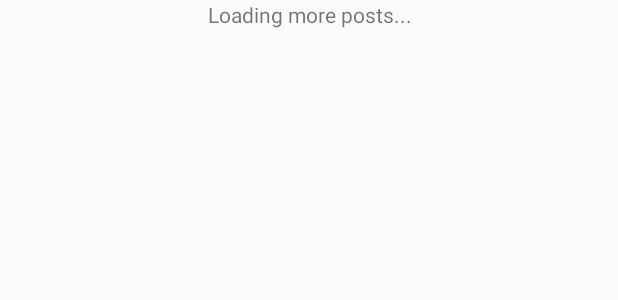
After one commit to involve-it/shiners-android, an Android app: the layout row_posts_loading.xml on its own in the app's theme, with its tools: preview values and no code run, on a phone screen of 412 x 824 dp. The commit adds this screen. Shown: the top 300 px of the screen. Run offline under Robolectric (Android 15) with nearby library versions, the phone set to English and light mode, and no system bars.

Commit message:
auto-load more nearby posts as you scroll down

```diff
--- a/app/src/main/java/com/involveit/shiners/logic/Constants.java
+++ b/app/src/main/java/com/involveit/shiners/logic/Constants.java
@@ -7,6 +7,7 @@ package com.involveit.shiners.logic;
 public class Constants {
     public static class Defaults{
         public static final int DEFAULT_MESSAGES_PAGE = 40;
+        public static final int DEFAULT_POSTS_PAGE = 40;
     }
 
     public static class Tags{
--- /dev/null
+++ b/app/src/main/res/layout/row_posts_loading.xml
@@ -0,0 +1,12 @@
+<?xml version="1.0" encoding="utf-8"?>
+<LinearLayout xmlns:android="http://schemas.android.com/apk/res/android"
+    android:orientation="vertical" android:layout_width="match_parent"
+    android:layout_height="match_parent">
+
+    <TextView
+        android:text="@string/row_posts_loading_label"
+        android:layout_width="match_parent"
+        android:layout_height="wrap_content"
+        android:id="@+id/textView11"
+        android:gravity="center_horizontal" />
+</LinearLayout>
--- a/app/src/main/res/values/strings.xml
+++ b/app/src/main/res/values/strings.xml
@@ -69,4 +69,5 @@
     <string name="btn_label_yes">Yes</string>
     <string name="btl_label_no">No</string>
     <string name="loading_more_messages">Loading more messages...</string>
+    <string name="row_posts_loading_label">Loading more posts...</string>
 </resources>
```
Also changed, not shown: app/src/main/java/com/involveit/shiners/Logic/Objects/Post.java (+9 -3 lines), app/src/main/java/com/involveit/shiners/fragments/NearbyPostsFragment.java (+97 -28 lines).
